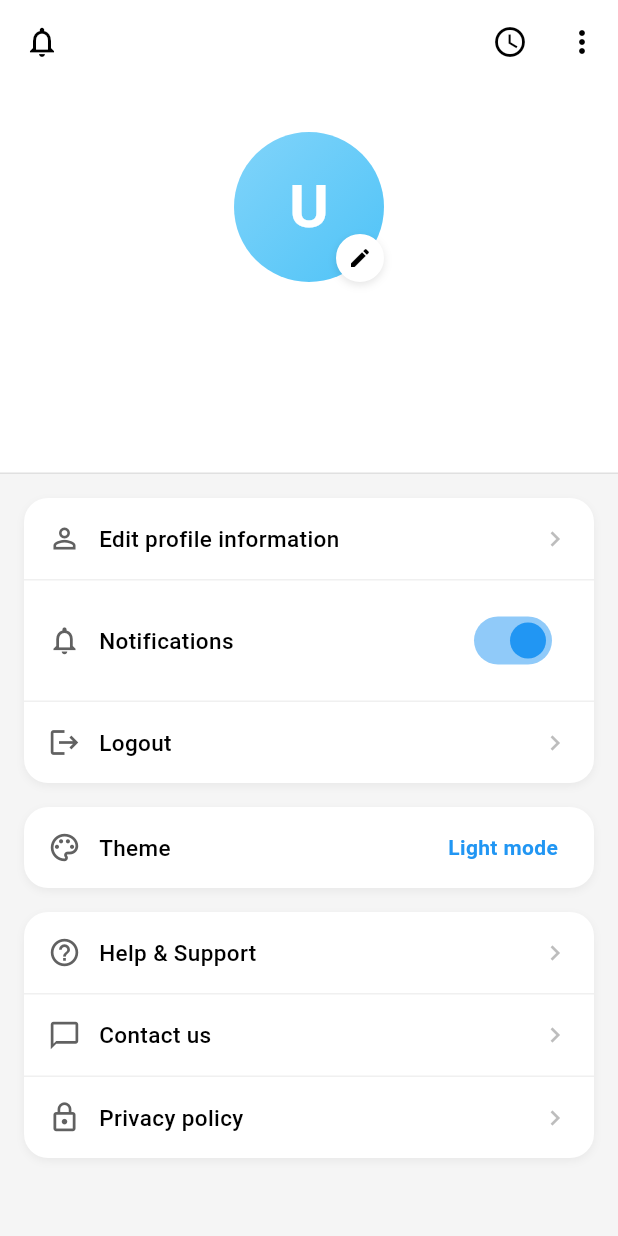
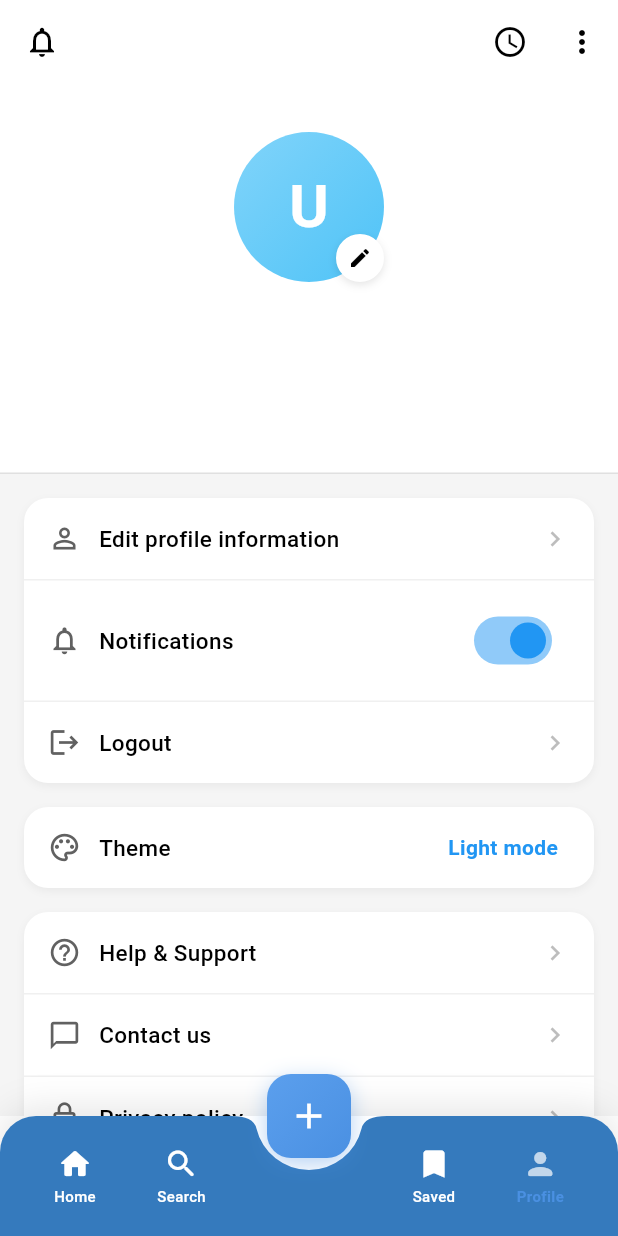
Before and after one commit to Stephenayor/writeit, a Flutter app: the ProfileScreen screen opened by its route, on a phone screen of 412 x 824 dp. Run offline on Flutter 3.47's test engine with Material 3 defaults, Android fonts, the phone set to English and light mode, and no system bars; our stand-ins replace cloud_firestore, firebase_auth, firebase_core, firebase_storage, flutter_markdown, flutter_riverpod and 9 more; accounts and stored records are empty; network calls fail.

Commit message:
bottom nav bar hiding when we navigate to Profile Screen fix

```diff
--- a/lib/core/utils/routes.dart
+++ b/lib/core/utils/routes.dart
@@ -9,4 +9,5 @@ class Routes {
   static const String articlesDetailScreen = '/article-detail-screen';
   static const String profileScreen = '/profile-screen';
   static const String editProfileScreen = '/edit-profile-screen';
+  static const String searchScreen = '/search-screen';
 }
--- a/lib/navigation/approuter.dart
+++ b/lib/navigation/approuter.dart
@@ -11,57 +11,7 @@ import '../core/utils/routes.dart';
 import '../data/models/article.dart';
 import '../presentation/publish/detail/article_detail_screen.dart';
 import '../splash_screen.dart';
-
-// final router = GoRouter(
-//   initialLocation: Routes.splashScreen,
-//   routes: [
-//     GoRoute(
-//       path: Routes.splashScreen,
-//       pageBuilder: (context, state) =>
-//           const CupertinoPage(child: SplashScreen()),
-//     ),
-//     GoRoute(
-//       path: Routes.signUp,
-//       builder: (context, state) => const SignupScreen(),
-//     ),
-//     GoRoute(path: Routes.home, builder: (context, state) => const HomeScreen()),
-//     GoRoute(
-//       path: Routes.signIn,
-//       builder: (context, state) => const SigninScreen(),
-//     ),
-//     GoRoute(
-//       path: Routes.createArticleScreen,
-//       builder: (context, state) {
-//         final data = state.extra as Map?;
-//         return CreateArticleScreen(
-//           draftId: data?['draftId'],
-//           existingContent: data?['content'],
-//           existingImages: data?['images'],
-//         );
-//       },
-//     ),
-//     GoRoute(
-//       path: Routes.draftsListScreen,
-//       builder: (context, state) => DraftsListScreen(),
-//     ),
-//     GoRoute(
-//       path: Routes.articlesDetailScreen,
-//       builder: (context, state) {
-//         final article = state.extra as Article;
-//         return ArticleDetailScreen(article: article);
-//       },
-//     ),
-//     GoRoute(
-//       path: Routes.profileScreen,
-//       builder: (context, state) => ProfileScreen(),
-//     ),
-//     GoRoute(
-//       path: Routes.editProfileScreen,
-//       builder: (context, state) =>
-//           EditProfileScreen(name: '', email: '', bio: ''),
-//     ),
-//   ],
-// );
+import 'main_navigation_wrapper.dart';
 
 final router = GoRouter(
   initialLocation: Routes.splashScreen,
@@ -85,12 +35,11 @@ final router = GoRouter(
       builder: (context, state) => const SigninScreen(),
     ),
 
-    GoRoute(
-      path: Routes.home,
-      name: 'home',
-      builder: (context, state) => const HomeScreen(),
-    ),
-
+    // GoRoute(
+    //   path: Routes.home,
+    //   name: 'home',
+    //   builder: (context, state) => const HomeScreen(),
+    // ),
     GoRoute(
       path: Routes.draftsListScreen,
       name: 'drafts-list',
@@ -121,12 +70,6 @@ final router = GoRouter(
     ),
 
     GoRoute(
-      path: Routes.profileScreen,
-      name: 'profile',
-      builder: (context, state) => ProfileScreen(),
-    ),
-
-    GoRoute(
       path: Routes.editProfileScreen,
       name: 'edit-profile',
       builder: (context, state) {
@@ -140,5 +83,36 @@ final router = GoRouter(
         );
       },
     ),
+
+    // Shell route for screens with bottom navigation
+    ShellRoute(
+      builder: (context, state, child) {
+        return MainNavigationWrapper(child: child);
+      },
+      routes: [
+        GoRoute(
+          path: Routes.home,
+          name: 'home',
+          pageBuilder: (context, state) =>
+              NoTransitionPage(child: const HomeScreen()),
+        ),
+
+        GoRoute(
+          path: Routes.profileScreen,
+          name: 'profile',
+          pageBuilder: (context, state) =>
+              NoTransitionPage(child: const ProfileScreen()),
+        ),
+
+        // Add search and saved screens here when ready
+        // GoRoute(
+        //   path: Routes.searchScreen,
+        //   name: 'search',
+        //   pageBuilder: (context, state) => NoTransitionPage(
+        //     child: const SearchScreen(),
+        //   ),
+        // ),
+      ],
+    ),
   ],
 );
--- /dev/null
+++ b/lib/navigation/main_navigation_wrapper.dart
@@ -0,0 +1,197 @@
+import 'package:flutter/material.dart';
+import 'package:go_router/go_router.dart';
+import 'package:writeit/core/utils/routes.dart';
+
+// Main wrapper widget that contains the bottom navigation
+class MainNavigationWrapper extends StatefulWidget {
+  final Widget child;
+
+  const MainNavigationWrapper({Key? key, required this.child})
+    : super(key: key);
+
+  @override
+  State<MainNavigationWrapper> createState() => _MainNavigationWrapperState();
+}
+
+class _MainNavigationWrapperState extends State<MainNavigationWrapper> {
+  int _currentIndex = 0;
+
+  void _onNavTap(BuildContext context, int index) {
+    setState(() => _currentIndex = index);
+
+    switch (index) {
+      case 0:
+        context.go(Routes.home);
+        break;
+      case 1:
+        context.go(Routes.searchScreen); // You'll need to add this route
+        break;
+      case 2:
+        // context.go(Routes.savedScreen); // You'll need to add this route
+        break;
+      case 3:
+        context.go(Routes.profileScreen);
+        break;
+    }
+  }
+
+  @override
+  Widget build(BuildContext context) {
+    final isDark = Theme.of(context).brightness == Brightness.dark;
+
+    // Determine current index based on route
+    final location = GoRouterState.of(context).uri.toString();
+    if (location.contains('profile')) {
+      _currentIndex = 3;
+    } else if (location.contains('search')) {
+      _currentIndex = 1;
+    } else if (location.contains('saved')) {
+      _currentIndex = 2;
+    } else if (location.contains('home')) {
+      _currentIndex = 0;
+    }
+
+    return Scaffold(
+      body: widget.child,
+      floatingActionButton: Container(
+        width: 56,
+        height: 56,
+        decoration: BoxDecoration(
+          gradient: LinearGradient(
+            colors: isDark
+                ? [const Color(0xFF4A90E2), const Color(0xFF357ABD)]
+                : [const Color(0xFF5B9FED), const Color(0xFF4A90E2)],
+            begin: Alignment.topLeft,
+            end: Alignment.bottomRight,
+          ),
+          borderRadius: BorderRadius.circular(16),
+          boxShadow: [
+            BoxShadow(
+              color: const Color(0xFF4A90E2).withOpacity(0.4),
+              blurRadius: 12,
+              offset: const Offset(0, 4),
+            ),
+          ],
+        ),
+        child: Material(
+          color: Colors.transparent,
+          borderRadius: BorderRadius.circular(16),
+          child: InkWell(
+            borderRadius: BorderRadius.circular(16),
+            onTap: () {
+              context.push(Routes.createArticleScreen);
+            },
+            child: const Icon(Icons.add, color: Colors.white, size: 28),
+          ),
+        ),
+      ),
+      floatingActionButtonLocation: FloatingActionButtonLocation.centerDocked,
+      bottomNavigationBar: Container(
+        decoration: BoxDecoration(
+          color: isDark ? const Color(0xFF1E1E1E) : Colors.white,
+          boxShadow: [
+            BoxShadow(
+              color: Colors.black.withOpacity(0.1),
+              blurRadius: 20,
+              offset: const Offset(0, -5),
+            ),
+          ],
+          borderRadius: const BorderRadius.only(
+            topLeft: Radius.circular(24),
+            topRight: Radius.circular(24),
+          ),
+        ),
+        child: ClipRRect(
+          borderRadius: const BorderRadius.only(
+            topLeft: Radius.circular(24),
+            topRight: Radius.circular(24),
+          ),
+          child: BottomAppBar(
+            color: const Color(0xFF357ABD),
+            elevation: 0,
+            shape: const CircularNotchedRectangle(),
+            notchMargin: 8,
+            child: Container(
+              height: 60,
+              padding: const EdgeInsets.symmetric(horizontal: 20),
+              child: Row(
+                mainAxisAlignment: MainAxisAlignment.spaceBetween,
+                children: [
+                  _buildNavItem(
+                    icon: Icons.home_rounded,
+                    label: 'Home',
+                    isSelected: _currentIndex == 0,
+                    onTap: () => _onNavTap(context, 0),
+                    isDark: isDark,
+                  ),
+                  _buildNavItem(
+                    icon: Icons.search_rounded,
+                    label: 'Search',
+                    isSelected: _currentIndex == 1,
+                    onTap: () => _onNavTap(context, 1),
+                    isDark: isDark,
+                  ),
+                  const SizedBox(width: 56), // Space for FAB
+                  _buildNavItem(
+                    icon: Icons.bookmark_rounded,
+                    label: 'Saved',
+                    isSelected: _currentIndex == 2,
+                    onTap: () => _onNavTap(context, 2),
+                    isDark: isDark,
+                  ),
+                  _buildNavItem(
+                    icon: Icons.person_rounded,
+                    label: 'Profile',
+                    isSelected: _currentIndex == 3,
+                    onTap: () => _onNavTap(context, 3),
+                    isDark: isDark,
+                  ),
+                ],
+              ),
+            ),
+          ),
+        ),
+      ),
+    );
+  }
+
+  Widget _buildNavItem({
+    required IconData icon,
+    required String label,
+    required bool isSelected,
+    required VoidCallback onTap,
+    required bool isDark,
+  }) {
+    return InkWell(
+      onTap: onTap,
+      borderRadius: BorderRadius.circular(12),
+      child: Container(
+        padding: const EdgeInsets.symmetric(vertical: 4),
+        child: Column(
+          mainAxisSize: MainAxisSize.min,
+          mainAxisAlignment: MainAxisAlignment.center,
+          children: [
+            Icon(
+              icon,
+              color: isSelected
+                  ? Colors.white70
+                  : (isDark ? Colors.grey[200] : Colors.white),
+              size: 24,
+            ),
+            const SizedBox(height: 2),
+            Text(
+              label,
+              style: TextStyle(
+                fontSize: 10,
+                fontWeight: isSelected ? FontWeight.w600 : FontWeight.w500,
+                color: isSelected
+                    ? const Color(0xFF4A90E2)
+                    : (isDark ? Colors.grey[200] : Colors.white),
+              ),
+            ),
+          ],
+        ),
+      ),
+    );
+  }
+}
```
Also changed, not shown: lib/presentation/home/home_screen.dart (+109 -122 lines), lib/presentation/profile/edit_profile_screen.dart (+4 -41 lines).
